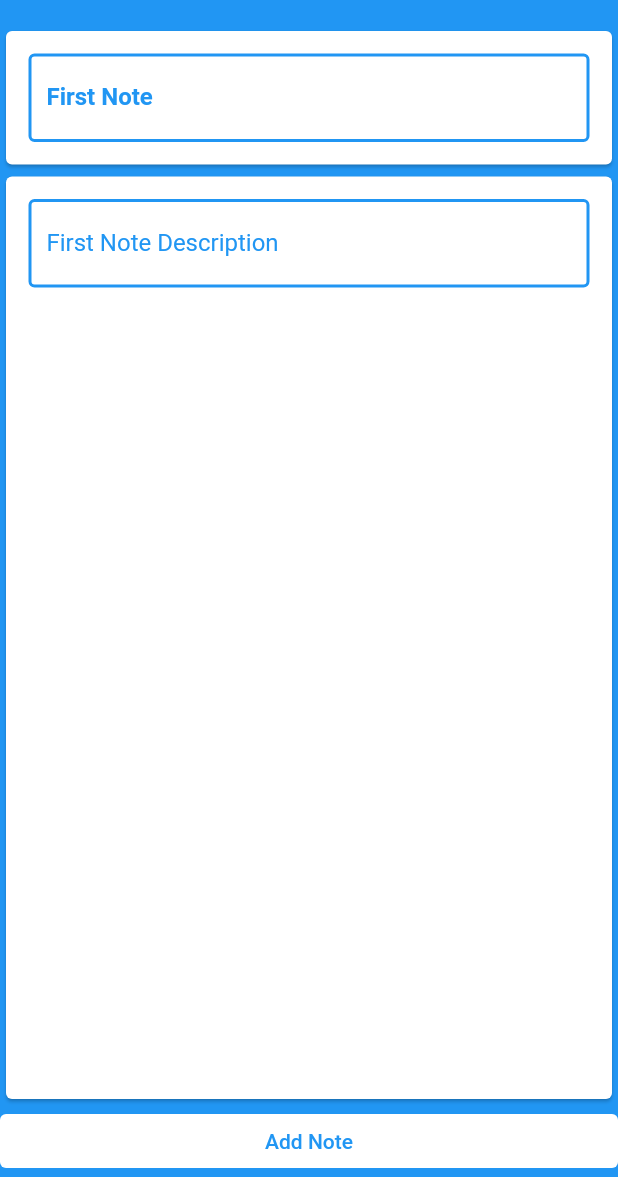
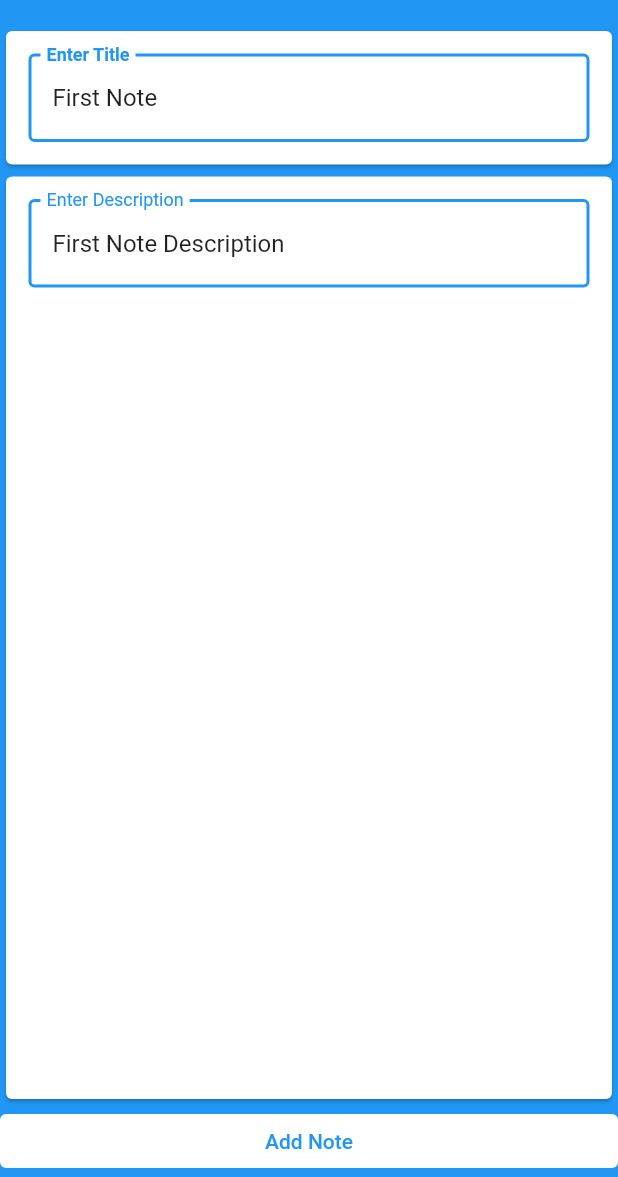
Before and after one commit to 1emre/note_apps, a Flutter app: the screen it shows after launch, after a tap on "First Note", on a phone screen of 412 x 824 dp, the part 59-1236 px from its top. Run offline on Flutter 3.47's test engine with Material 2 defaults, Android fonts, the phone set to English and light mode, and no system bars.

Commit message:
fixed editing notes

```diff
--- a/lib/views/add_screen.dart
+++ b/lib/views/add_screen.dart
@@ -20,6 +20,13 @@ class AddScreen extends StatelessWidget {
 
     final String? args = ModalRoute.of(context)!.settings.arguments as String?;
 
+    if (args?.isNotEmpty ?? false) {
+      textEditingTitleController.text =
+          context.read<NotesOperations>().fetchNotes(args).tittle;
+      textEditingDecController.text =
+          context.read<NotesOperations>().fetchNotes(args).description;
+    }
+
     return Scaffold(
       appBar: AppBar(
         title: const Text(appTittle),
@@ -29,20 +36,13 @@ class AddScreen extends StatelessWidget {
           crossAxisAlignment: CrossAxisAlignment.stretch,
           children: [
             CustomCard(
-              title: (args?.isNotEmpty ?? false)
-                  ? context.read<NotesOperations>().fetchNotes(args).tittle
-                  : 'Enter Title',
+              title: 'Enter Title',
               fontWeight: FontWeight.bold,
               controller: textEditingTitleController,
             ),
             Expanded(
               child: CustomCard(
-                title: (args?.isNotEmpty ?? false)
-                    ? context
-                        .read<NotesOperations>()
-                        .fetchNotes(args)
-                        .description
-                    : 'Enter Description',
+                title: 'Enter Description',
                 controller: textEditingDecController,
               ),
             ),
```
